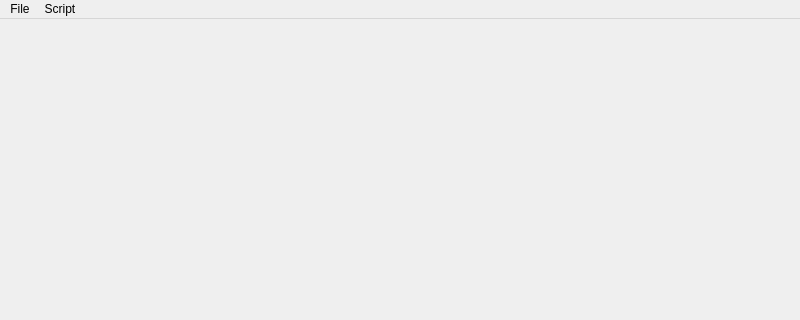
First picture: the form in App/Main/mainwindow.ui, repository joshwilsonvu/AudioScript, before the edit; both pictures show x 0 to 800 and y 0 to 320 of the 800 by 600 pixel window.
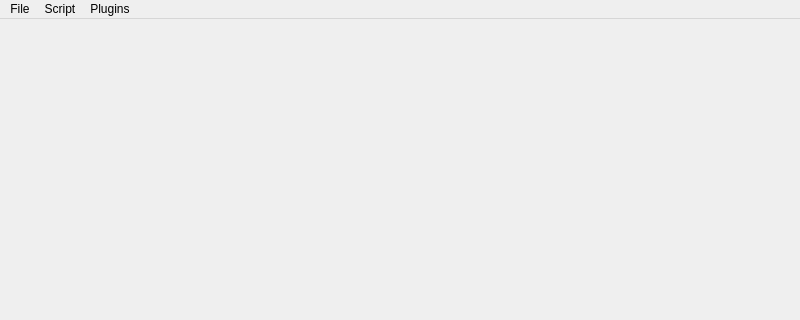
Second picture: the form after the edit.

Commit message: Cleaned up AudioScriptFactory and began implementing AudioScriptEngine with menu to open and spawn plugins.

What changed in the file:
```diff
--- a/App/Main/mainwindow.ui
+++ b/App/Main/mainwindow.ui
@@ -41,8 +41,15 @@
     </property>
     <addaction name="actionOpen_Editor"/>
    </widget>
+   <widget class="QMenu" name="menuPlugins">
+    <property name="title">
+     <string>Plugins</string>
+    </property>
+    <addaction name="actionOpenPlugin"/>
+   </widget>
    <addaction name="menuFile"/>
    <addaction name="menuScript"/>
+   <addaction name="menuPlugins"/>
   </widget>
   <action name="actionNew">
    <property name="text">
```
Left out of the diff: 5 changed lines with no effect on the pictures. The commit also changes 17 other files.
